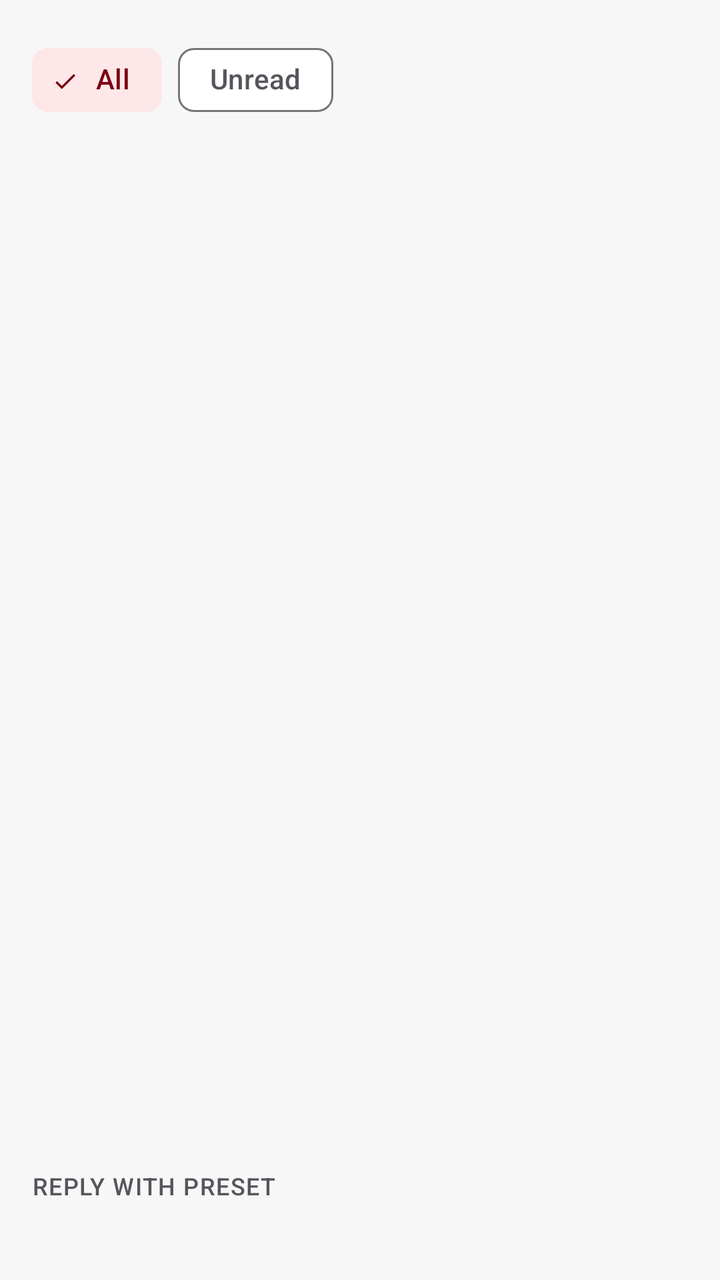
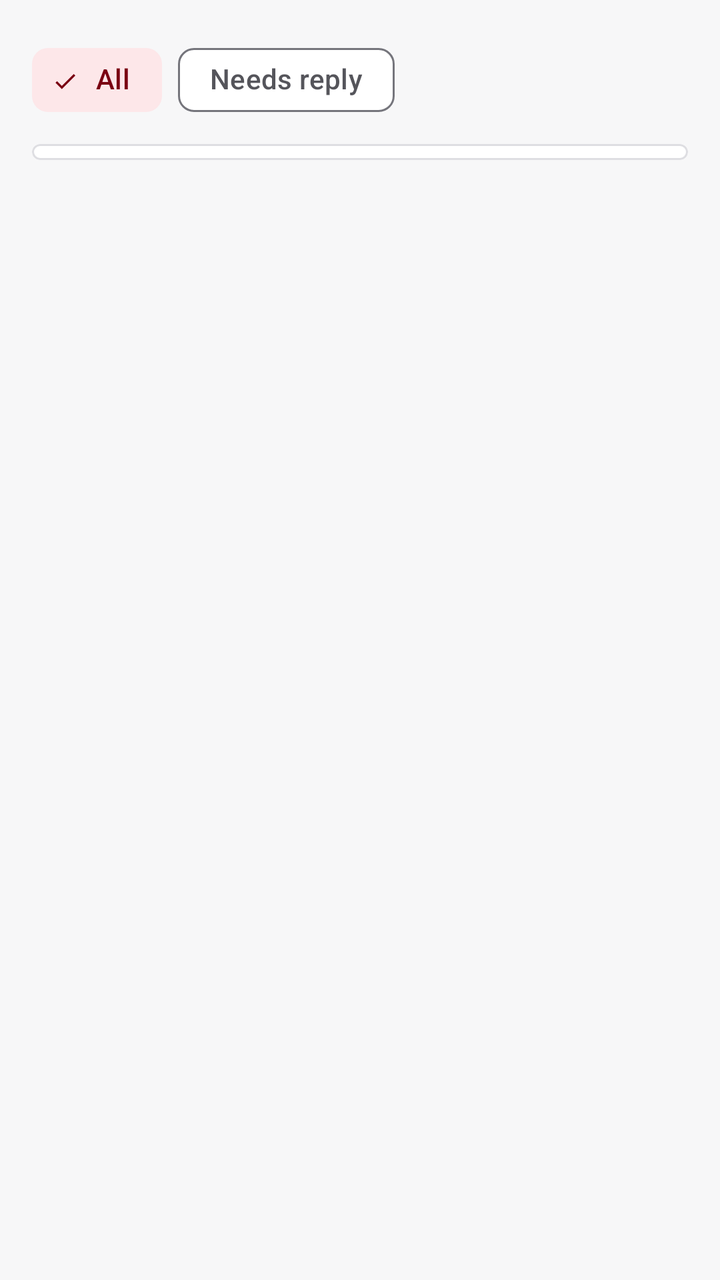

Before-and-after screenshots of an Android layout around one commit, followed by the original layout XML and the change that was made.
<!-- AndroidManifest.xml: application theme Theme.ACDOS -->
<!-- res/layout/fragment_messages.xml -->
<?xml version="1.0" encoding="utf-8"?>
<LinearLayout xmlns:android="http://schemas.android.com/apk/res/android"
    xmlns:app="http://schemas.android.com/apk/res-auto"
    android:layout_width="match_parent"
    android:layout_height="match_parent"
    android:orientation="vertical"
    android:paddingHorizontal="16dp"
    android:paddingTop="16dp">

    <com.google.android.material.chip.ChipGroup
        android:id="@+id/filter"
        android:layout_width="match_parent"
        android:layout_height="wrap_content"
        app:checkedChip="@id/filter_all"
        app:selectionRequired="true"
        app:singleSelection="true">

        <com.google.android.material.chip.Chip
            android:id="@+id/filter_all"
            style="@style/Widget.Material3.Chip.Filter"
            android:layout_width="wrap_content"
            android:layout_height="wrap_content"
            android:text="@string/dispatch_filter_all" />

        <com.google.android.material.chip.Chip
            android:id="@+id/filter_unread"
            style="@style/Widget.Material3.Chip.Filter"
            android:layout_width="wrap_content"
            android:layout_height="wrap_content"
            android:text="@string/dispatch_filter_unread" />

    </com.google.android.material.chip.ChipGroup>

    <TextView
        android:id="@+id/empty"
        android:layout_width="match_parent"
        android:layout_height="wrap_content"
        android:layout_marginTop="16dp"
        android:gravity="center"
        android:textAppearance="@style/TextAppearance.ACDOS.Secondary"
        android:visibility="gone" />

    <androidx.recyclerview.widget.RecyclerView
        android:id="@+id/conversation"
        android:layout_width="match_parent"
        android:layout_height="0dp"
        android:layout_weight="1"
        android:clipToPadding="false"
        android:paddingBottom="8dp" />

    
    <LinearLayout
        android:id="@+id/reply_group"
        android:layout_width="match_parent"
        android:layout_height="wrap_content"
        android:orientation="vertical"
        android:paddingBottom="8dp">

        <TextView
            style="@style/Widget.ACDOS.Overline"
            android:text="@string/dispatch_reply_presets" />

        <TextView
            android:id="@+id/reply_to"
            android:layout_width="match_parent"
            android:layout_height="wrap_content"
            android:layout_marginBottom="4dp"
            android:textAppearance="@style/TextAppearance.ACDOS.Secondary" />

        <com.google.android.material.chip.ChipGroup
            android:id="@+id/reply_presets"
            android:layout_width="match_parent"
            android:layout_height="wrap_content"
            app:chipSpacingVertical="0dp" />

        <LinearLayout
            android:id="@+id/reply_presets_error"
            android:layout_width="match_parent"
            android:layout_height="wrap_content"
            android:gravity="center_vertical"
            android:orientation="horizontal"
            android:visibility="gone">

            <TextView
                android:layout_width="0dp"
                android:layout_height="wrap_content"
                android:layout_weight="1"
                android:text="@string/dispatch_reply_presets_failed"
                android:textAppearance="?attr/textAppearanceBodyMedium"
                android:textColor="?attr/colorError" />

            <Button
                android:id="@+id/reply_presets_retry"
                style="?attr/borderlessButtonStyle"
                android:layout_width="wrap_content"
                android:layout_height="wrap_content"
                android:text="@string/action_retry" />

        </LinearLayout>

    </LinearLayout>

</LinearLayout>
<!-- resources referenced by this layout -->
<resources>
  <string name="action_retry">Retry</string>
  <string name="dispatch_filter_all">All</string>
  <string name="dispatch_filter_unread">Unread</string>
  <string name="dispatch_reply_presets">Reply with preset</string>
  <string name="dispatch_reply_presets_failed">Couldn\'t load the replies.</string>
  <style name="Widget.ACDOS.Overline" parent="">
          <item name="android:layout_width">match_parent</item>
          <item name="android:layout_height">wrap_content</item>
          <item name="android:layout_marginBottom">8dp</item>
          <item name="android:layout_marginTop">12dp</item>
          <item name="android:textAllCaps">true</item>
          <item name="android:textAppearance">@style/TextAppearance.ACDOS.FieldLabel</item>
      </style>
  <style name="Theme.ACDOS" parent="Base.Theme.ACDOS" />
  <style name="TextAppearance.ACDOS.FieldLabel" parent="TextAppearance.ACDOS.LabelMedium">
          <item name="android:textColor">?attr/colorOnSurfaceVariant</item>
      </style>
  <color name="kq_red">#E01A22</color>
  <color name="on_kq_red">#FFFFFF</color>
  <color name="role_primary_container">#FDE7E9</color>
  <color name="role_on_primary_container">#7A0012</color>
  <color name="role_primary_inverse">#FFB3B8</color>
  <color name="fixed_primary_fixed">#FDE7E9</color>
  <color name="fixed_primary_fixed_dim">#FFB3B8</color>
  <color name="fixed_on_primary_fixed">#3F0007</color>
  <color name="fixed_on_primary_fixed_variant">#7A0012</color>
  <color name="role_secondary">#55555B</color>
  <color name="role_on_secondary">#FFFFFF</color>
  <color name="fixed_neutral_fixed">#E8E8EB</color>
  <color name="fixed_neutral_fixed_dim">#D0D0D5</color>
  <color name="fixed_on_neutral_fixed">#1A1A1C</color>
  <color name="fixed_on_neutral_fixed_variant">#55555B</color>
  <color name="role_tertiary">#55555B</color>
  <color name="role_on_tertiary">#FFFFFF</color>
  <color name="role_tertiary_container">#E8E8EB</color>
  <color name="role_on_tertiary_container">#1A1A1C</color>
  <color name="role_background">#F7F7F8</color>
  <color name="role_on_surface">#1A1A1C</color>
  <color name="role_surface">#FFFFFF</color>
  <color name="role_surface_container_lowest">#FFFFFF</color>
  <color name="role_surface_container_low">#F4F4F5</color>
  <color name="role_surface_container">#EFEFF1</color>
  <color name="role_surface_container_high">#E8E8EB</color>
  <color name="role_surface_container_highest">#E1E1E5</color>
  <color name="role_surface_variant">#E8E8EB</color>
  <color name="role_surface_bright">#FFFFFF</color>
  <color name="role_surface_dim">#DADADE</color>
  <color name="role_surface_inverse">#2E2E33</color>
  <color name="role_on_surface_variant">#55555B</color>
  <color name="role_on_surface_inverse">#F1F1F3</color>
  <color name="role_outline">#75757C</color>
  <color name="role_outline_variant">#DEDEE2</color>
  <color name="role_error">#8C1D18</color>
  <color name="role_on_error">#FFFFFF</color>
  <color name="role_error_container">#F9DEDC</color>
  <color name="role_on_error_container">#8C1D18</color>
  <color name="role_warning_container">#FCEFC7</color>
  <color name="role_on_warning_container">#6B4500</color>
  <color name="role_success_container">#DCF3E3</color>
  <color name="role_on_success_container">#14532D</color>
  <style name="ShapeAppearance.ACDOS.Small" parent="">
          <item name="cornerFamily">rounded</item>
          <item name="cornerSize">8dp</item>
      </style>
  <style name="ShapeAppearance.ACDOS.Medium" parent="">
          <item name="cornerFamily">rounded</item>
          <item name="cornerSize">12dp</item>
      </style>
  <style name="ShapeAppearance.ACDOS.Large" parent="">
          <item name="cornerFamily">rounded</item>
          <item name="cornerSize">16dp</item>
      </style>
  <style name="ShapeAppearance.ACDOS.Button" parent="">
          <item name="cornerFamily">rounded</item>
          <item name="cornerSize">10dp</item>
      </style>
  <!-- unchanged entries left out for length: 26 -->
</resources>

<!-- the commit's change to res/layout/fragment_messages.xml (unified diff, before → after) -->
@@ -1,103 +1,65 @@
 <?xml version="1.0" encoding="utf-8"?>
-<LinearLayout xmlns:android="http://schemas.android.com/apk/res/android"
+<androidx.core.widget.NestedScrollView xmlns:android="http://schemas.android.com/apk/res/android"
     xmlns:app="http://schemas.android.com/apk/res-auto"
     android:layout_width="match_parent"
-    android:layout_height="match_parent"
-    android:orientation="vertical"
-    android:paddingHorizontal="16dp"
-    android:paddingTop="16dp">
+    android:layout_height="match_parent">
 
-    <com.google.android.material.chip.ChipGroup
-        android:id="@+id/filter"
-        android:layout_width="match_parent"
-        android:layout_height="wrap_content"
-        app:checkedChip="@id/filter_all"
-        app:selectionRequired="true"
-        app:singleSelection="true">
-
-        <com.google.android.material.chip.Chip
-            android:id="@+id/filter_all"
-            style="@style/Widget.Material3.Chip.Filter"
-            android:layout_width="wrap_content"
-            android:layout_height="wrap_content"
-            android:text="@string/dispatch_filter_all" />
-
-        <com.google.android.material.chip.Chip
-            android:id="@+id/filter_unread"
-            style="@style/Widget.Material3.Chip.Filter"
-            android:layout_width="wrap_content"
-            android:layout_height="wrap_content"
-            android:text="@string/dispatch_filter_unread" />
-
-    </com.google.android.material.chip.ChipGroup>
-
-    <TextView
-        android:id="@+id/empty"
-        android:layout_width="match_parent"
-        android:layout_height="wrap_content"
-        android:layout_marginTop="16dp"
-        android:gravity="center"
-        android:textAppearance="@style/TextAppearance.ACDOS.Secondary"
-        android:visibility="gone" />
-
-    <androidx.recyclerview.widget.RecyclerView
-        android:id="@+id/conversation"
-        android:layout_width="match_parent"
-        android:layout_height="0dp"
-        android:layout_weight="1"
-        android:clipToPadding="false"
-        android:paddingBottom="8dp" />
-
-    
     <LinearLayout
-        android:id="@+id/reply_group"
         android:layout_width="match_parent"
         android:layout_height="wrap_content"
         android:orientation="vertical"
-        android:paddingBottom="8dp">
+        android:padding="16dp">
+
+        <com.google.android.material.chip.ChipGroup
+            android:id="@+id/filter"
+            android:layout_width="match_parent"
+            android:layout_height="wrap_content"
+            app:checkedChip="@id/filter_all"
+            app:selectionRequired="true"
+            app:singleSelection="true">
+
+            <com.google.android.material.chip.Chip
+                android:id="@+id/filter_all"
+                style="@style/Widget.Material3.Chip.Filter"
+                android:layout_width="wrap_content"
+                android:layout_height="wrap_content"
+                android:text="@string/dispatch_filter_all" />
+
+            <com.google.android.material.chip.Chip
+                android:id="@+id/filter_needs_reply"
+                style="@style/Widget.Material3.Chip.Filter"
+                android:layout_width="wrap_content"
+                android:layout_height="wrap_content"
+                android:text="@string/dispatch_filter_needs_reply" />
+
+        </com.google.android.material.chip.ChipGroup>
 
         <TextView
-            style="@style/Widget.ACDOS.Overline"
-            android:text="@string/dispatch_reply_presets" />
-
-        <TextView
-            android:id="@+id/reply_to"
+            android:id="@+id/empty"
             android:layout_width="match_parent"
             android:layout_height="wrap_content"
-            android:layout_marginBottom="4dp"
-            android:textAppearance="@style/TextAppearance.ACDOS.Secondary" />
+            android:layout_marginTop="16dp"
+            android:gravity="center"
+            android:textAppearance="@style/TextAppearance.ACDOS.Secondary"
+            android:visibility="gone" />
 
-        <com.google.android.material.chip.ChipGroup
-            android:id="@+id/reply_presets"
+        <com.google.android.material.card.MaterialCardView
+            android:id="@+id/threads_card"
             android:layout_width="match_parent"
             android:layout_height="wrap_content"
-            app:chipSpacingVertical="0dp" />
+            android:layout_marginTop="8dp">
 
-        <LinearLayout
-            android:id="@+id/reply_presets_error"
-            android:layout_width="match_parent"
-            android:layout_height="wrap_content"
-            android:gravity="center_vertical"
-            android:orientation="horizontal"
-            android:visibility="gone">
+            <LinearLayout
+                android:id="@+id/threads"
+                android:layout_width="match_parent"
+                android:layout_height="wrap_content"
+                android:divider="@drawable/divider_hairline"
+                android:orientation="vertical"
+                android:paddingVertical="4dp"
+                android:showDividers="middle" />
 
-            <TextView
-                android:layout_width="0dp"
-                android:layout_height="wrap_content"
-                android:layout_weight="1"
-                android:text="@string/dispatch_reply_presets_failed"
-                android:textAppearance="?attr/textAppearanceBodyMedium"
-                android:textColor="?attr/colorError" />
-
-            <Button
-                android:id="@+id/reply_presets_retry"
-                style="?attr/borderlessButtonStyle"
-                android:layout_width="wrap_content"
-                android:layout_height="wrap_content"
-                android:text="@string/action_retry" />
-
-        </LinearLayout>
+        </com.google.android.material.card.MaterialCardView>
 
     </LinearLayout>
 
-</LinearLayout>
+</androidx.core.widget.NestedScrollView>
<!-- resource entries referenced after the edit -->
@@ -1,22 +1,14 @@
 <!-- resources referenced by this layout -->
 <resources>
-  <string name="action_retry">Retry</string>
+  <!-- drawable divider_hairline (drawable) -->
+  <?xml version="1.0" encoding="utf-8"?>
+  <shape xmlns:android="http://schemas.android.com/apk/res/android">
+      <size android:height="1dp" />
+      <solid android:color="?attr/colorOutlineVariant" />
+  </shape>
   <string name="dispatch_filter_all">All</string>
-  <string name="dispatch_filter_unread">Unread</string>
-  <string name="dispatch_reply_presets">Reply with preset</string>
-  <string name="dispatch_reply_presets_failed">Couldn\'t load the replies.</string>
-  <style name="Widget.ACDOS.Overline" parent="">
-          <item name="android:layout_width">match_parent</item>
-          <item name="android:layout_height">wrap_content</item>
-          <item name="android:layout_marginBottom">8dp</item>
-          <item name="android:layout_marginTop">12dp</item>
-          <item name="android:textAllCaps">true</item>
-          <item name="android:textAppearance">@style/TextAppearance.ACDOS.FieldLabel</item>
-      </style>
+  <string name="dispatch_filter_needs_reply">Needs reply</string>
   <style name="Theme.ACDOS" parent="Base.Theme.ACDOS" />
-  <style name="TextAppearance.ACDOS.FieldLabel" parent="TextAppearance.ACDOS.LabelMedium">
-          <item name="android:textColor">?attr/colorOnSurfaceVariant</item>
-      </style>
   <color name="kq_red">#E01A22</color>
   <color name="on_kq_red">#FFFFFF</color>
   <color name="role_primary_container">#FDE7E9</color>
